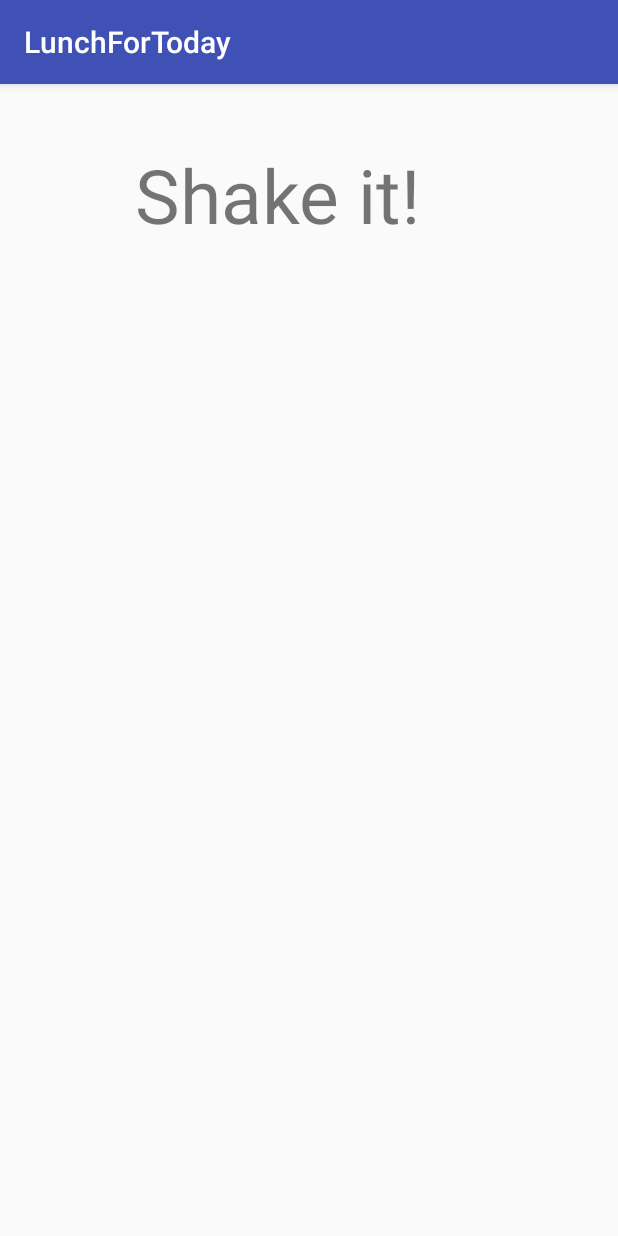
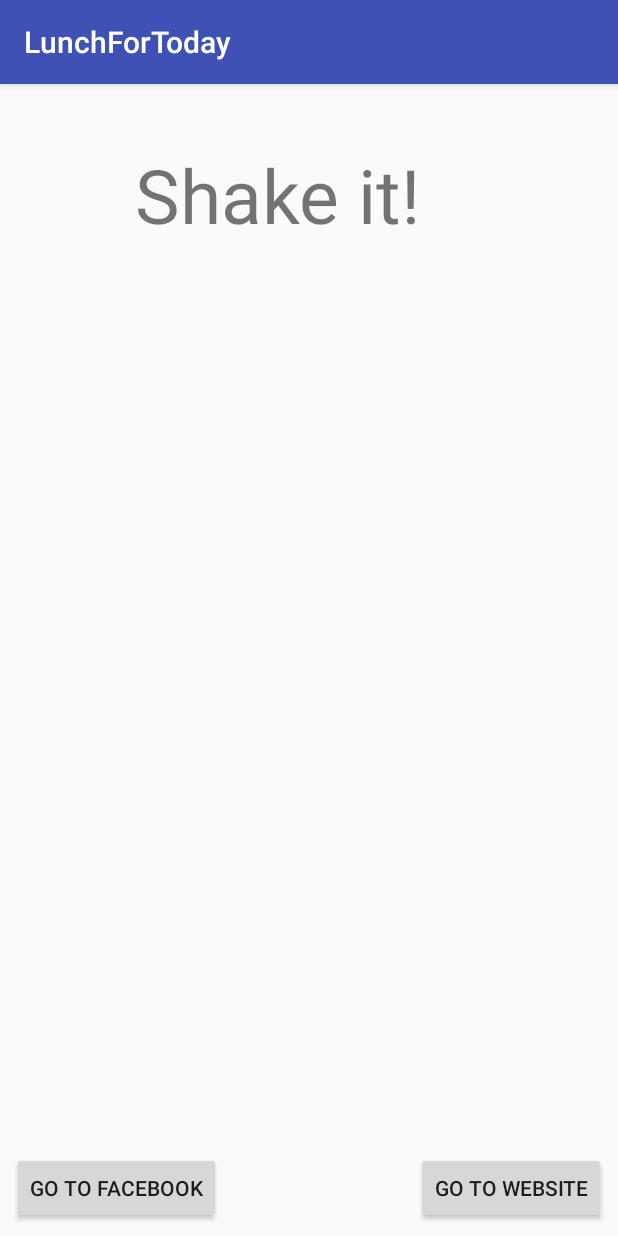
Before and after one commit to Muchomor/LunchForToday, an Android app: the screen it shows after launch (MainActivity), on a phone screen of 412 x 824 dp. Run offline under Robolectric (Android 15) with nearby library versions, the phone set to English and light mode, and no system bars.

Commit message:
buttons, not tested

```diff
--- a/app/src/main/java/pl/edu/pwr/lab4zimny/lunchfortoday/MainActivity.java
+++ b/app/src/main/java/pl/edu/pwr/lab4zimny/lunchfortoday/MainActivity.java
@@ -1,11 +1,14 @@
 package pl.edu.pwr.lab4zimny.lunchfortoday;
 
 import android.content.Context;
+import android.content.Intent;
 import android.hardware.Sensor;
 import android.hardware.SensorManager;
+import android.net.Uri;
 import android.support.v7.app.AppCompatActivity;
 import android.os.Bundle;
 import android.view.View;
+import android.widget.Button;
 import android.widget.TextView;
 
 import java.util.Random;
@@ -14,14 +17,20 @@ public class MainActivity extends AppCompatActivity {
     private SensorManager mSensorManager;
     private Sensor mAccelerometer;
     private ShakeDetector mShakeDetector;
-    TextView restaurantName;
-    RestaurantHelper restaurantHelper;
+    private TextView restaurantName;
+    private RestaurantHelper restaurantHelper;
+    private Button facebookButton;
+    private Button websiteButton;
+    Intent facebookIntent;
+
 
     @Override
     protected void onCreate(Bundle savedInstanceState) {
         super.onCreate(savedInstanceState);
         setContentView(R.layout.activity_main);
         restaurantName = (TextView) findViewById(R.id.restaurantName);
+        facebookButton = (Button) findViewById(R.id.facebookButton);
+        websiteButton = (Button) findViewById(R.id.websiteButton);
         restaurantHelper = new RestaurantHelper();
         mSensorManager = (SensorManager) getSystemService(Context.SENSOR_SERVICE);
         mAccelerometer = mSensorManager
@@ -36,7 +45,7 @@ public class MainActivity extends AppCompatActivity {
 				 * method you would use to setup whatever you want done once the
 				 * device has been shook.
 				 */
-                handleShakeEvent(count);
+                handleShakeEvent();
             }
         });
     }
@@ -55,10 +64,22 @@ public class MainActivity extends AppCompatActivity {
         super.onPause();
     }
 
-    public void handleShakeEvent(int count){
+    public void handleShakeEvent(){
         Random rand = new Random();
         int random = rand.nextInt(restaurantHelper.restaurants.size());
         restaurantName.setText(restaurantHelper.pickRestaurant(random).getName());
         restaurantName.setVisibility(View.VISIBLE);
+
+        facebookIntent = new Intent(Intent.ACTION_VIEW);
+        String facebookUrl = restaurantHelper.pickRestaurant(random).getFacebookPageURL(this);
+        facebookIntent.setData(Uri.parse(facebookUrl));
+        startActivity(facebookIntent);
+
+        facebookButton.setOnClickListener(new View.OnClickListener() {
+            @Override
+            public void onClick(View v) {
+                startActivity(facebookIntent);
+            }
+        });
     }
 }
--- a/app/src/main/java/pl/edu/pwr/lab4zimny/lunchfortoday/Restaurant.java
+++ b/app/src/main/java/pl/edu/pwr/lab4zimny/lunchfortoday/Restaurant.java
@@ -1,4 +1,7 @@
 package pl.edu.pwr.lab4zimny.lunchfortoday;
+
+import android.content.Context;
+import android.content.pm.PackageManager;
 
 /**
  * Created by KubaLaptop on 24.05.2017.
@@ -8,10 +11,12 @@ public class Restaurant {
 
     private String name;
     private String url;
+    private String facebookAddress;
 
-    public Restaurant(String name, String url){
+    public Restaurant(String name, String url, String facebookAddress){
         this.name = name;
         this.url = url;
+        this.facebookAddress = facebookAddress;
     }
 
     public String getName() {
@@ -21,4 +26,22 @@ public class Restaurant {
     public String getUrl() {
         return url;
     }
+
+    public String getFacebookAddress() {
+        return facebookAddress;
+    }
+
+    public String getFacebookPageURL(Context context) {
+        PackageManager packageManager = context.getPackageManager();
+        try {
+            int versionCode = packageManager.getPackageInfo("com.facebook.katana", 0).versionCode;
+            if (versionCode >= 3002850) { //newer versions of fb app
+                return "fb://facewebmodal/f?href=" + facebookAddress;
+            } else { //older versions of fb app
+                return "fb://page/" + "100002123557545";
+            }
+        } catch (PackageManager.NameNotFoundException e) {
+            return facebookAddress; //normal web url
+        }
+    }
 }
--- a/app/src/main/java/pl/edu/pwr/lab4zimny/lunchfortoday/RestaurantHelper.java
+++ b/app/src/main/java/pl/edu/pwr/lab4zimny/lunchfortoday/RestaurantHelper.java
@@ -1,4 +1,7 @@
 package pl.edu.pwr.lab4zimny.lunchfortoday;
+
+import android.content.Intent;
+import android.net.Uri;
 
 import java.util.ArrayList;
 
@@ -15,15 +18,16 @@ public class RestaurantHelper {
     }
 
     public void addRestaurants(){
-        restaurants.add(new Restaurant("Bernard","http://bernard.wroclaw.pl/"));
-        restaurants.add(new Restaurant("Sukiennice 7","http://sukiennice7.pl/"));
-        restaurants.add(new Restaurant("Patio","https://restauracjapatio.eu/"));
-        restaurants.add(new Restaurant("Soczewka","http://www.soczewka.wroclaw.pl/"));
-        restaurants.add(new Restaurant("Wodnik","http://www.wodnik-hotel.pl/"));
-        restaurants.add(new Restaurant("Marina","http://www.marina.wroc.pl/index/"));
+        restaurants.add(new Restaurant("Bernard","http://bernard.wroclaw.pl/", "https://www.facebook.com/BERNARD-247172495065/"));
+        restaurants.add(new Restaurant("Sukiennice 7","http://sukiennice7.pl/", "https://www.facebook.com/sukiennice7/"));
+        restaurants.add(new Restaurant("Patio","https://restauracjapatio.eu/", "https://www.facebook.com/RestauracjaPatio/"));
+        restaurants.add(new Restaurant("Soczewka","http://www.soczewka.wroclaw.pl/", "https://www.facebook.com/soczewkawroclaw/"));
+        restaurants.add(new Restaurant("Wodnik","http://www.wodnik-hotel.pl/", "https://www.facebook.com/Hotel.RestauracjaWodnik/"));
+        restaurants.add(new Restaurant("Marina","http://www.marina.wroc.pl/index/", "https://www.facebook.com/PrzystanMarina/"));
     }
 
     public Restaurant pickRestaurant(int index){
         return restaurants.get(index);
     }
+
 }
--- a/app/src/main/res/layout/activity_main.xml
+++ b/app/src/main/res/layout/activity_main.xml
@@ -31,4 +31,24 @@
         android:visibility="invisible"
         android:textSize="30sp"/>
 
+    <Button
+        android:id="@+id/websiteButton"
+        android:layout_width="wrap_content"
+        android:layout_height="wrap_content"
+        android:text="Go to website"
+        app:layout_constraintBottom_toBottomOf="parent"
+        android:layout_marginBottom="8dp"
+        android:layout_marginRight="8dp"
+        app:layout_constraintRight_toRightOf="parent" />
+
+    <Button
+        android:id="@+id/facebookButton"
+        android:layout_width="wrap_content"
+        android:layout_height="wrap_content"
+        android:text="Go to Facebook"
+        app:layout_constraintBottom_toBottomOf="parent"
+        android:layout_marginBottom="8dp"
+        android:layout_marginLeft="8dp"
+        app:layout_constraintLeft_toLeftOf="parent" />
+
 </android.support.constraint.ConstraintLayout>
```
